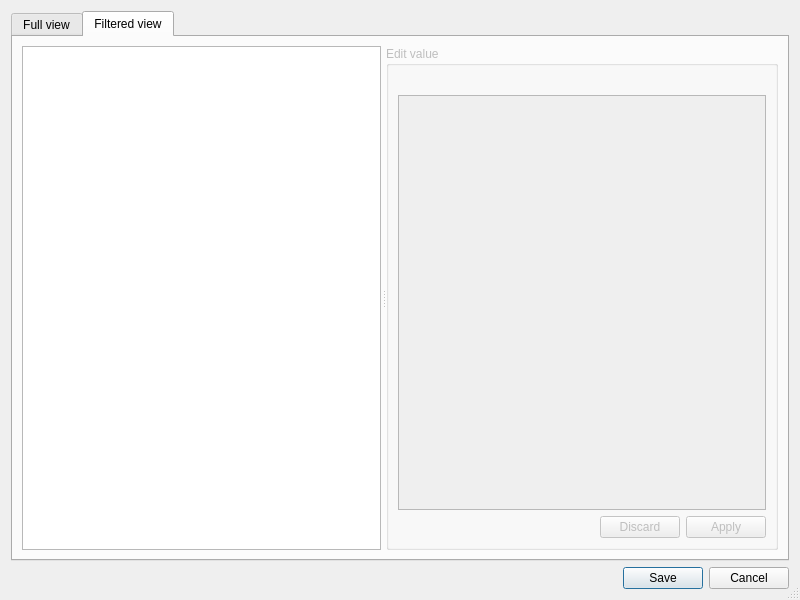
Above: src/ui/ui_editor.ui from nextgis/qgis_metatools before the change. Below: the same form after it.
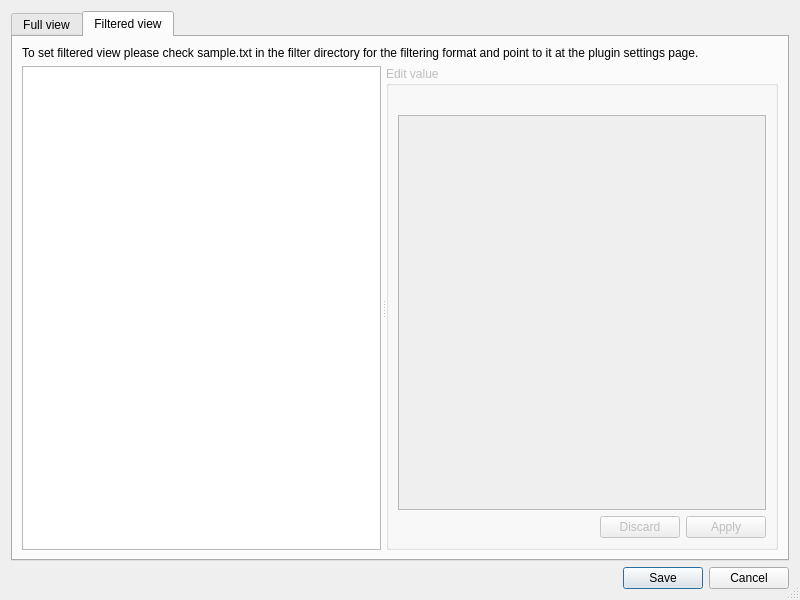
That is the form after the change. The open tabs and pages were chosen to show the change.

Commit message: add filter sample add tip in editor about filter usage

```diff
--- a/src/ui/ui_editor.ui
+++ b/src/ui/ui_editor.ui
@@ -82,8 +82,30 @@
        <string>Filtered view</string>
       </attribute>
       <layout class="QVBoxLayout" name="verticalLayout_5">
+       <item>
+        <widget class="QLabel" name="label">
+         <property name="sizePolicy">
+          <sizepolicy hsizetype="Preferred" vsizetype="Preferred">
+           <horstretch>0</horstretch>
+           <verstretch>0</verstretch>
+          </sizepolicy>
+         </property>
+         <property name="text">
+          <string>To set filtered view please check sample.txt in the filter directory for the filtering format and point to it at the plugin settings page.</string>
+         </property>
+         <property name="textFormat">
+          <enum>Qt::PlainText</enum>
+         </property>
+        </widget>
+       </item>
        <item>
         <widget class="QSplitter" name="splitter_2">
+         <property name="sizePolicy">
+          <sizepolicy hsizetype="Expanding" vsizetype="Expanding">
+           <horstretch>0</horstretch>
+           <verstretch>0</verstretch>
+          </sizepolicy>
+         </property>
          <property name="orientation">
           <enum>Qt::Horizontal</enum>
          </property>
```
Left out of the diff: 2 changed lines with no effect on the pictures. The commit also changes 2 other files.
